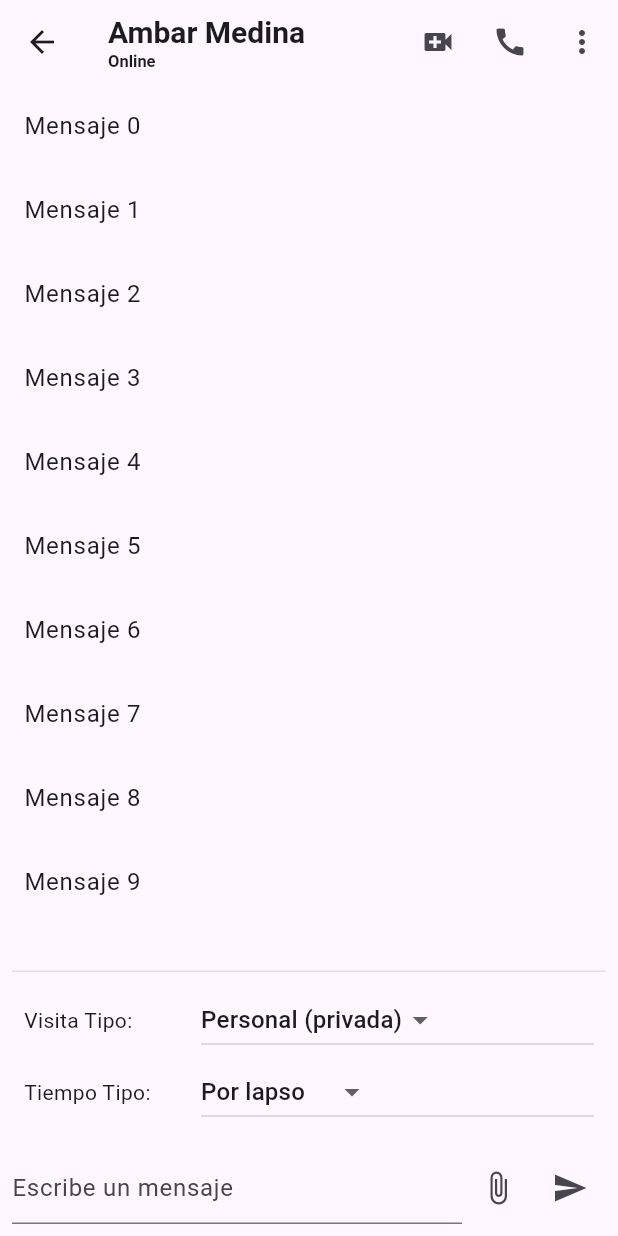
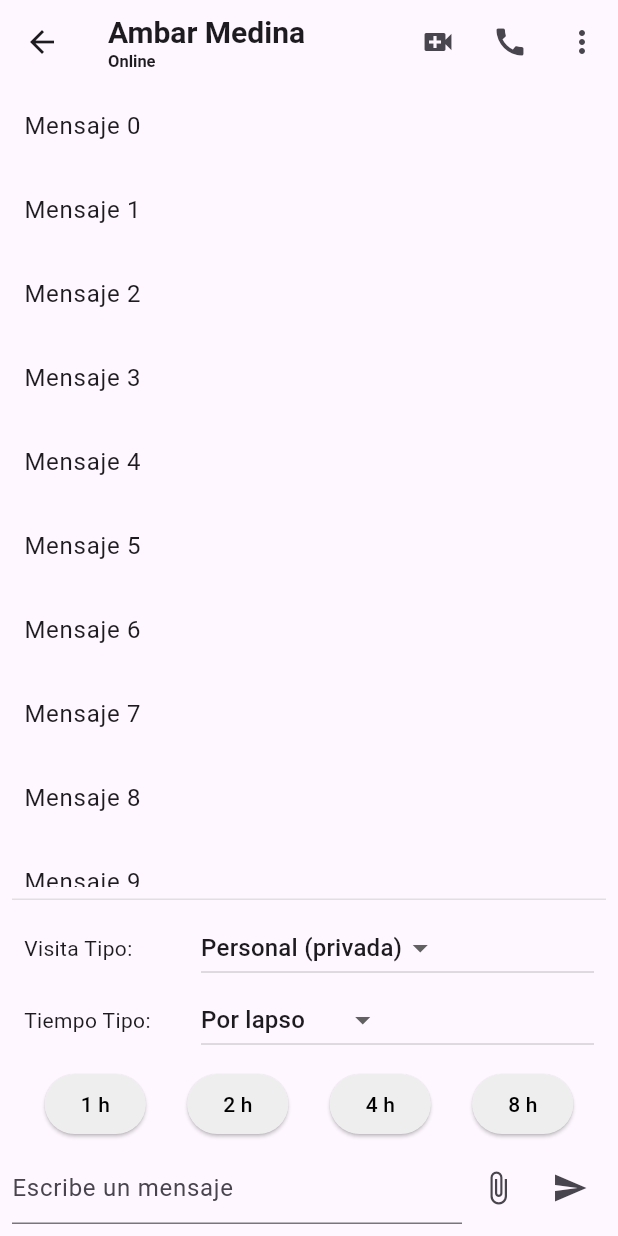
Before and after one commit to hamebust/clusterpassport, a Flutter app: the ChatAuthorizedPage screen opened directly, on a phone screen of 412 x 824 dp. Run offline on Flutter 3.47's test engine with Material 3 defaults, Android fonts, the phone set to English and light mode, and no system bars; our stand-ins replace cached_network_image, fluttertoast, image_picker; missing offline and left inert: country_pickers, flutter_pin_code_fields, giphy_picker.

Commit message:
20240819-20:46

```diff
--- a/lib/features/authorized/presenter/chat_authorized_page.dart
+++ b/lib/features/authorized/presenter/chat_authorized_page.dart
@@ -15,7 +15,8 @@ class DateTimeLocale extends StatelessWidget {
   @override
   Widget build(BuildContext context) {
     final locale = Localizations.localeOf(context);
-    final formatter = DateFormat.yMd(locale.toString()).add_Hm(); // Locale-specific formatting
+    final formatter = DateFormat.yMd(locale.toString())
+        .add_Hm(); // Locale-specific formatting
     final formattedDateTime = formatter.format(DateTime.now());
 
     return Text(formattedDateTime);
@@ -48,7 +49,8 @@ class _ChatAuthorizedPageState extends State<ChatAuthorizedPage> {
           crossAxisAlignment: CrossAxisAlignment.start,
           children: [
             Text('Ambar Medina'),
-            Text('Online', style: TextStyle(fontSize: 11, fontWeight: FontWeight.bold)),
+            Text('Online',
+                style: TextStyle(fontSize: 11, fontWeight: FontWeight.bold)),
           ],
         ),
         leading: IconButton(
@@ -277,54 +279,69 @@ class VisitInformation extends StatelessWidget {
       child: Column(
         crossAxisAlignment: CrossAxisAlignment.start,
         children: [
+          _buildDropdownRow('Visita Tipo:',visitType,['Personal (privada)', 'Servicio (pública)'],
+            onVisitTypeSelected,
+          ),
+          _buildDropdownRow('Tiempo Tipo:', timeType,
+            ['Por lapso', 'Por horario', 'Permanente'],
+            (newValue) {
+              onTimeTypeSelected(newValue);
+              if (newValue == 'Permanente') {
+                ScaffoldMessenger.of(context).showSnackBar(
+                  const SnackBar(
+                      content:
+                          Text('La visita será permanente a partir de hoy.')),
+                );
+              }
+            },
+          ),
+          const SizedBox(height: 8),
+          if (timeType == 'Permanente' || timeType == 'Por horario')
+            Column(
+              children: [
                 Row(
                   children: [
-              const SizedBox(
-                width: 110,
-                child: Text('Visita Tipo:'),
+                    buildDateSelection(context,
+                      'Fecha inicio',
+                      visitStartTime,
+                      onDateStartSelected,
+                      false,
                     ),
                     const SizedBox(width: 8),
-              Expanded(
-                child: DropdownButton<String>(
-                  value: visitType,
-                  hint: const Text('Visita'),
-                  items: <String>[
-                    'Personal (privada)',
-                    'Servicio (pública)'
-                  ].map((String value) {
-                    return DropdownMenuItem<String>(
-                      value: value,
-                      child: Text(value),
-                    );
-                  }).toList(),
-                  onChanged: onVisitTypeSelected,
-                ),
+                    buildDateSelection(
+                      context,
+                      'Hora inicio',
+                      visitStartTime,
+                      onTimeStartSelected,
+                      true,
                     ),
                   ],
                 ),
+                if (timeType == 'Por horario') ...[
+                  const SizedBox(height: 8),
                   Row(
                     children: [
-              const SizedBox(
-                width: 110,
-                child: Text('Tiempo Tipo:'),
+                      buildDateSelection(
+                        context,
+                        'Fecha fin',
+                        visitEndTime,
+                        onDateEndSelected,
+                        false,
                       ),
                       const SizedBox(width: 8),
-              Expanded(
-                child: DropdownButton<String>(
-                  value: timeType,
-                  hint: const Text('Seleccione'),
-                  items: <String>['Por lapso', 'Por horario', 'Permanente']
-                      .map((String value) {
-                    return DropdownMenuItem<String>(
-                      value: value,
-                      child: Text(value),
-                    );
-                  }).toList(),
-                  onChanged: (newValue) {
-                    onTimeTypeSelected(newValue);
-
-
-                    if (timeType == 'Por lapso') {
+                      buildDateSelection(
+                        context,
+                        'Hora fin',
+                        visitEndTime,
+                        onTimeEndSelected,
+                        true,
+                      ),
+                    ],
+                  ),
+                ]
+              ],
+            ),
+          if (timeType == 'Por lapso')
             Row(
               mainAxisAlignment: MainAxisAlignment.spaceAround,
               children: [
@@ -333,57 +350,43 @@ class VisitInformation extends StatelessWidget {
                 _buildHourButton(4, context, _isSelectedHour(4)),
                 _buildHourButton(8, context, _isSelectedHour(8)),
               ],
+            ),
+        ],
+      ),
     );
   }
 
-
-                    if (timeType == 'Por horario') {
-                      Column(
+  Widget _buildDropdownRow(String label, String? value, List<String> items,
+      ValueChanged<String?> onChanged) {
+    return Row(
       children: [
-                          Row(
-                            children: [
-                              buildDateSelection(context, 'Fecha inicio', visitStartTime,
-                                  onDateStartSelected, false),
+        SizedBox(
+          width: 110,
+          child: Text(label),
+        ),
         const SizedBox(width: 8),
-                              buildDateSelection(context, 'Fecha fin', visitEndTime,
-                                  onDateEndSelected, false),
-                            ],
-                          ),
-                          const SizedBox(height: 8),
-                          Row(
-                            children: [
-                              buildDateSelection(context, 'Hora inicio', visitStartTime,
-                                  onTimeStartSelected, true),
-                              const SizedBox(width: 8),
-                              buildDateSelection(context, 'Hora fin', visitEndTime,
-                                  onTimeEndSelected, true),
-                            ],
-                          ),
-                        ],
+        Expanded(
+          child: DropdownButton<String>(
+            value: value,
+            hint: Text(label),
+            items: items.map((String value) {
+              return DropdownMenuItem<String>(
+                value: value,
+                child: Text(value),
               );
-                    }
-
-
-                    if (newValue == 'Permanente') {
-                      ScaffoldMessenger.of(context).showSnackBar(
-                        const SnackBar(content: Text('La visita será permanente a partir de hoy.'))
-                      );
-                    }
-                  },
+            }).toList(),
+            onChanged: onChanged,
           ),
         ),
       ],
-          ),
-          const SizedBox(height: 8),
-        ],
-      ),
     );
   }
 
   Widget _buildHourButton(int hours, BuildContext context, bool isSelected) {
     return ElevatedButton(
       style: ElevatedButton.styleFrom(
-        backgroundColor: isSelected ? Theme.of(context).primaryColor : Colors.grey[200],
+        backgroundColor:
+            isSelected ? Theme.of(context).primaryColor : Colors.grey[200],
         foregroundColor: isSelected ? Colors.white : Colors.black,
       ),
       onPressed: () {
@@ -397,10 +400,13 @@ class VisitInformation extends StatelessWidget {
     );
   }
 
-  Future<void> _selectTime(BuildContext context, ValueChanged<DateTime> onSelected, DateTime? initialDate) async {
+  Future<void> _selectTime(BuildContext context,
+      ValueChanged<DateTime> onSelected, DateTime? initialDate) async {
     final TimeOfDay? pickedTime = await showTimePicker(
       context: context,
-      initialTime: initialDate != null ? TimeOfDay.fromDateTime(initialDate) : TimeOfDay.now(),
+      initialTime: initialDate != null
+          ? TimeOfDay.fromDateTime(initialDate)
+          : TimeOfDay.now(),
     );
 
     if (pickedTime != null) {
```
Lines whose indentation alone changed are shown as unchanged.
